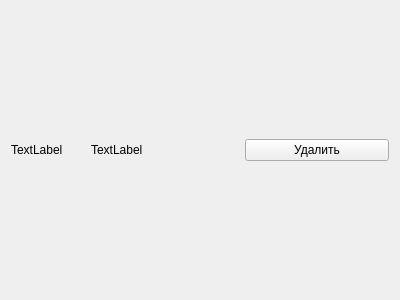
First picture: the form in ui/friendwidget.ui, repository Korostast/chat-database-project, before the edit.
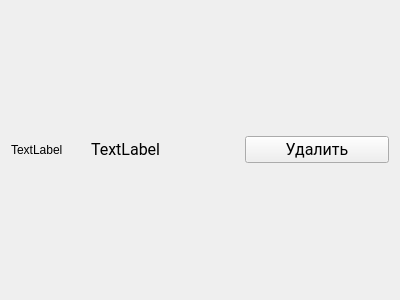
Second picture: the form after the edit.

Commit message: Added style sheet. New fonts. New icons. Fixed bugs.

Patch:
```diff
--- a/ui/friendwidget.ui
+++ b/ui/friendwidget.ui
@@ -44,6 +44,12 @@
        <verstretch>0</verstretch>
       </sizepolicy>
      </property>
+     <property name="font">
+      <font>
+       <family>Roboto</family>
+       <pointsize>12</pointsize>
+      </font>
+     </property>
      <property name="text">
       <string>TextLabel</string>
      </property>
@@ -51,6 +57,12 @@
    </item>
    <item>
     <widget class="QPushButton" name="friend_remove">
+     <property name="font">
+      <font>
+       <family>Roboto</family>
+       <pointsize>12</pointsize>
+      </font>
+     </property>
      <property name="text">
       <string>Удалить</string>
      </property>
```
The commit also changes 22 other files.
